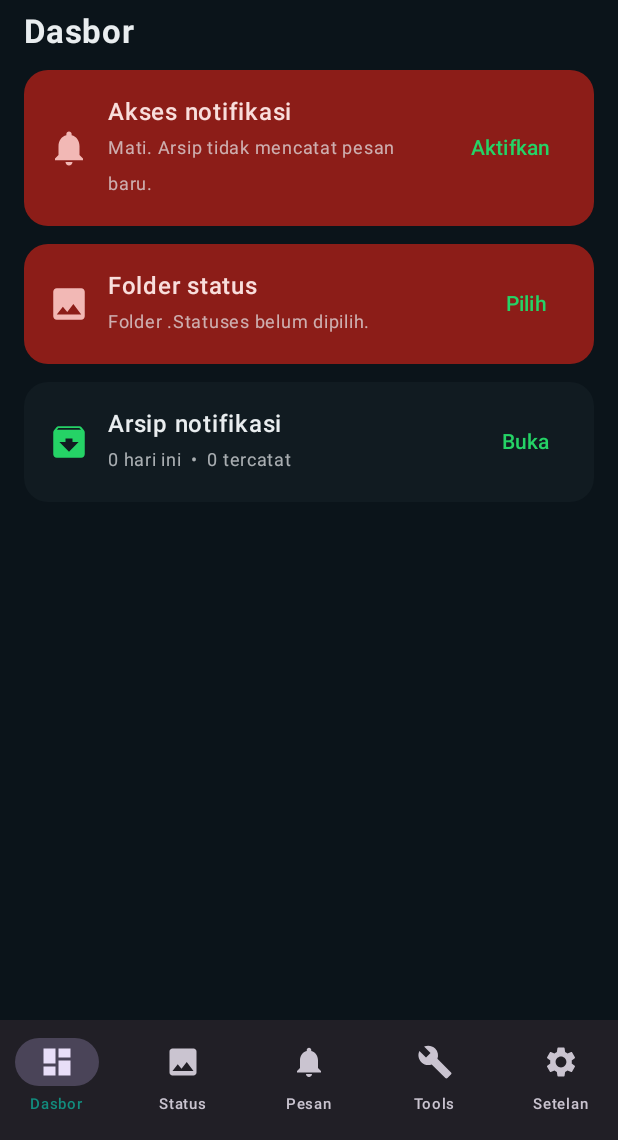
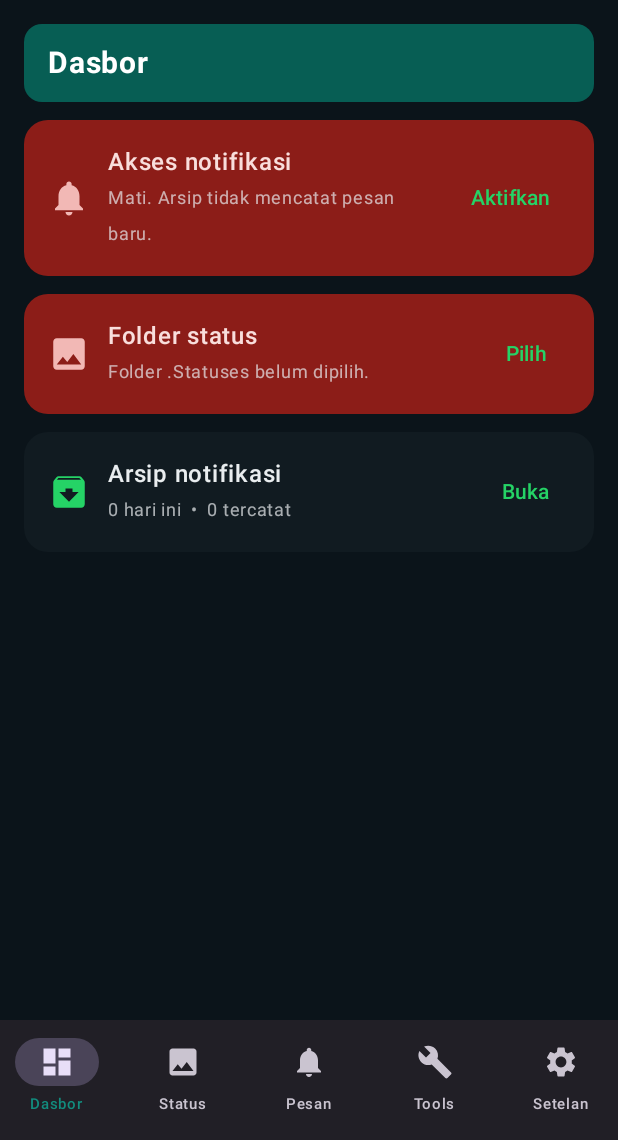
Before and after one commit to midasoversea/Whats-Krdrx, an Android app built with Jetpack Compose: the screen it shows after launch (MainActivity), on a phone screen of 412 x 824 dp, the part 96-1236 px from its top. Run offline under Robolectric (Android 15) with nearby library versions, the phone set to English and light mode, and no system bars.

Commit message:
Add files via upload

```diff
--- a/app/src/main/java/com/whats/krdrx/MainActivity.kt
+++ b/app/src/main/java/com/whats/krdrx/MainActivity.kt
@@ -103,6 +103,7 @@ private fun WhatsKrdrxTheme(darkMode: Boolean, content: @Composable () -> Unit)
 @Composable
 private fun WhatsKrdrxApp(darkMode: Boolean, onToggleTheme: () -> Unit) {
     var tab by rememberSaveable { mutableIntStateOf(0) }
+    var dashboard by remember { mutableStateOf(DashboardState()) }
     val tabs = listOf(
         Triple(Icons.Default.Dashboard, "Dasbor", "Dasbor"),
         Triple(Icons.Default.Image, "Status", "Status"),
@@ -146,7 +147,12 @@ private fun WhatsKrdrxApp(darkMode: Boolean, onToggleTheme: () -> Unit) {
         }
     ) { padding ->
         when (tab) {
-            0 -> DashboardScreen(onOpenTab = { tab = it }, modifier = Modifier.padding(padding))
+            0 -> DashboardScreen(
+                state = dashboard,
+                onStateChange = { dashboard = it },
+                onOpenTab = { tab = it },
+                modifier = Modifier.padding(padding)
+            )
             1 -> StatusDownloaderScreen(Modifier.padding(padding))
             2 -> NotificationArchiveScreen(Modifier.padding(padding))
             3 -> SimpleScreen("WhatsApp Tools", "Modul alat bantu tambahan akan dikembangkan setelah dua fitur utama stabil.", Modifier.padding(padding))
@@ -201,10 +207,14 @@ private fun loadDashboard(context: Context): DashboardState {
 }
 
 @Composable
-private fun DashboardScreen(onOpenTab: (Int) -> Unit, modifier: Modifier = Modifier) {
+private fun DashboardScreen(
+    state: DashboardState,
+    onStateChange: (DashboardState) -> Unit,
+    onOpenTab: (Int) -> Unit,
+    modifier: Modifier = Modifier
+) {
     val context = LocalContext.current
     val activity = context as? ComponentActivity
-    var state by remember { mutableStateOf(DashboardState()) }
     var refreshKey by remember { mutableIntStateOf(0) }
 
     DisposableEffect(activity) {
@@ -215,44 +225,56 @@ private fun DashboardScreen(onOpenTab: (Int) -> Unit, modifier: Modifier = Modif
         onDispose { activity?.lifecycle?.removeObserver(observer) }
     }
     LaunchedEffect(refreshKey) {
-        state = withContext(Dispatchers.IO) { loadDashboard(context) }
+        onStateChange(withContext(Dispatchers.IO) { loadDashboard(context) })
     }
 
+    val loaded = state.loaded
     LazyColumn(
-        modifier = modifier.fillMaxSize().padding(horizontal = 16.dp),
+        modifier = modifier.fillMaxSize(),
+        contentPadding = PaddingValues(16.dp),
         verticalArrangement = Arrangement.spacedBy(12.dp)
     ) {
         item {
-            Spacer(Modifier.height(8.dp))
-            Text("Dasbor", fontSize = 22.sp, fontWeight = FontWeight.Bold)
-            if (!state.loaded) {
-                Spacer(Modifier.height(8.dp))
-                LinearProgressIndicator(Modifier.fillMaxWidth())
+            Surface(modifier = Modifier.fillMaxWidth(), shape = RoundedCornerShape(12.dp), color = DarkGreen) {
+                Text(
+                    "Dasbor",
+                    modifier = Modifier.padding(horizontal = 16.dp, vertical = 14.dp),
+                    fontSize = 20.sp,
+                    fontWeight = FontWeight.Bold,
+                    color = Color.White
+                )
             }
         }
         item {
             DashboardCard(
                 icon = Icons.Default.Notifications,
                 title = "Akses notifikasi",
-                detail = if (state.accessEnabled) "Aktif. Pesan baru dicatat ke arsip."
-                else "Mati. Arsip tidak mencatat pesan baru.",
-                ok = state.accessEnabled,
+                detail = when {
+                    !loaded -> "Memeriksa..."
+                    state.accessEnabled -> "Aktif. Pesan baru dicatat ke arsip."
+                    else -> "Mati. Arsip tidak mencatat pesan baru."
+                },
+                ok = !loaded || state.accessEnabled,
                 actionLabel = if (state.accessEnabled) "Periksa" else "Aktifkan",
+                actionEnabled = loaded,
                 onAction = { context.startActivity(Intent(Settings.ACTION_NOTIFICATION_LISTENER_SETTINGS)) }
             )
         }
         item {
+            val folderOk = state.treeSelected && !state.folderError
             DashboardCard(
                 icon = Icons.Default.Image,
                 title = "Folder status",
                 detail = when {
+                    !loaded -> "Memeriksa..."
                     !state.treeSelected -> "Folder .Statuses belum dipilih."
                     state.folderError -> "Folder tidak dapat dibaca. Pilih ulang."
                     state.statusTotal == 0 -> "Tidak ada status ditemukan."
                     else -> "${state.statusTotal} status, ${state.statusUnsaved} belum disimpan."
                 },
-                ok = state.treeSelected && !state.folderError,
-                actionLabel = if (state.treeSelected && !state.folderError) "Buka" else "Pilih",
+                ok = !loaded || folderOk,
+                actionLabel = if (folderOk) "Buka" else "Pilih",
+                actionEnabled = loaded,
                 onAction = { onOpenTab(1) }
             )
         }
@@ -260,13 +282,13 @@ private fun DashboardScreen(onOpenTab: (Int) -> Unit, modifier: Modifier = Modif
             DashboardCard(
                 icon = Icons.Default.Archive,
                 title = "Arsip notifikasi",
-                detail = "${state.archiveToday} hari ini  •  ${state.archiveTotal} tercatat",
+                detail = if (loaded) "${state.archiveToday} hari ini  •  ${state.archiveTotal} tercatat" else "Memeriksa...",
                 ok = true,
                 actionLabel = "Buka",
+                actionEnabled = loaded,
                 onAction = { onOpenTab(2) }
             )
         }
-        item { Spacer(Modifier.height(10.dp)) }
     }
 }
 
@@ -277,7 +299,8 @@ private fun DashboardCard(
     detail: String,
     ok: Boolean,
     actionLabel: String,
-    onAction: () -> Unit
+    onAction: () -> Unit,
+    actionEnabled: Boolean = true
 ) {
     Card(
         Modifier.fillMaxWidth(),
@@ -299,7 +322,7 @@ private fun DashboardCard(
                     color = MaterialTheme.colorScheme.onSurface.copy(alpha = 0.7f)
                 )
             }
-            TextButton(onClick = onAction) { Text(actionLabel) }
+            TextButton(onClick = onAction, enabled = actionEnabled) { Text(actionLabel) }
         }
     }
 }
```
